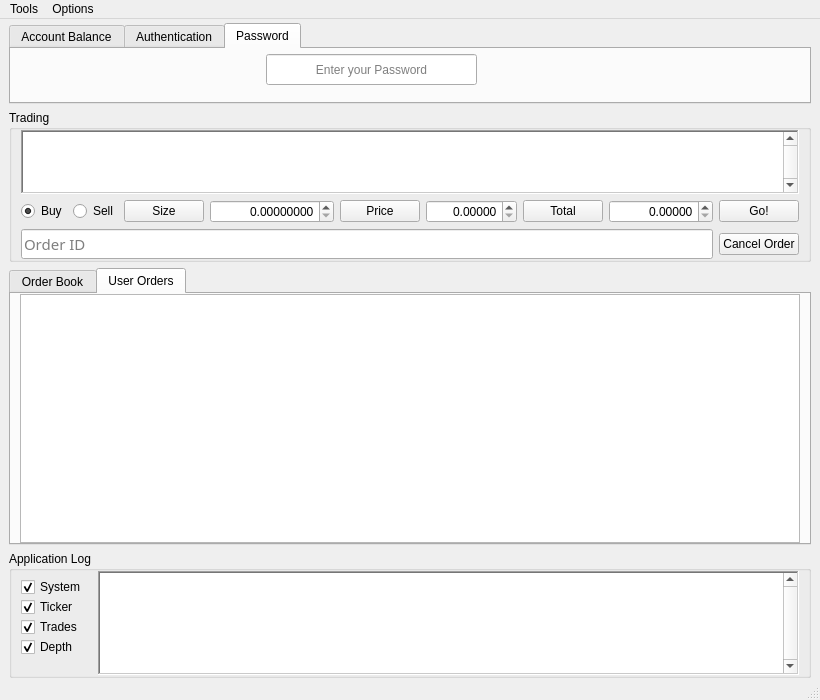
genbtc/goxgui, file goxgui/ui/main_window.ui: the form before one commit.
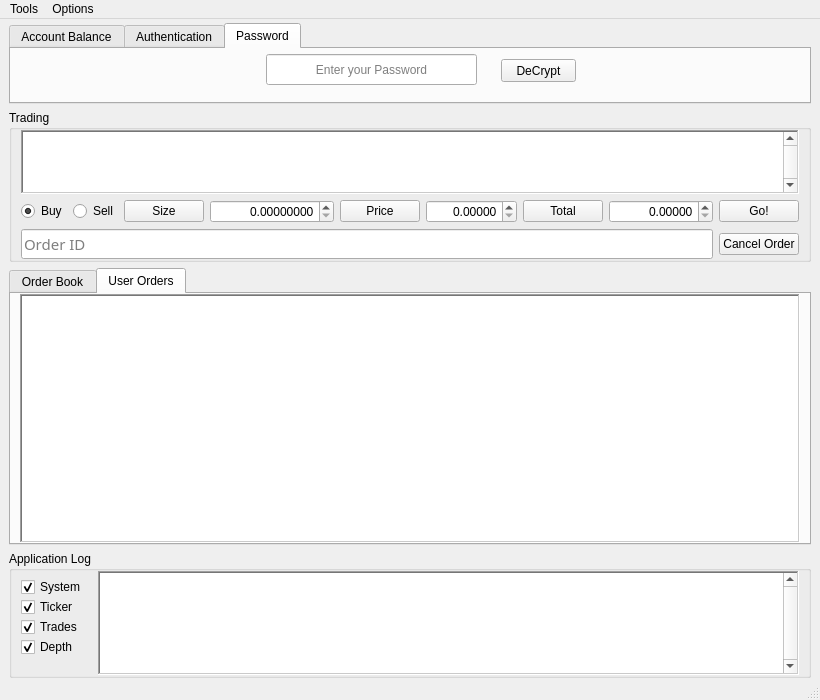
The form after the commit. The open tabs and pages were chosen to show the change.

Commit message: Finally changed the password logic.

What changed in the file:
```diff
--- a/goxgui/ui/main_window.ui
+++ b/goxgui/ui/main_window.ui
@@ -224,6 +224,22 @@
          <string>Enter your Password</string>
         </property>
        </widget>
+       <widget class="QPushButton" name="passwordButton">
+        <property name="geometry">
+         <rect>
+          <x>490</x>
+          <y>10</y>
+          <width>75</width>
+          <height>23</height>
+         </rect>
+        </property>
+        <property name="text">
+         <string>DeCrypt</string>
+        </property>
+        <property name="flat">
+         <bool>false</bool>
+        </property>
+       </widget>
       </widget>
      </widget>
     </item>
@@ -673,11 +689,23 @@
           <property name="cursor" stdset="0">
            <cursorShape>ArrowCursor</cursorShape>
           </property>
+          <property name="frameShape">
+           <enum>QFrame::WinPanel</enum>
+          </property>
           <property name="alternatingRowColors">
            <bool>true</bool>
           </property>
+          <property name="selectionBehavior">
+           <enum>QAbstractItemView::SelectRows</enum>
+          </property>
+          <property name="sortingEnabled">
+           <bool>true</bool>
+          </property>
+          <attribute name="horizontalHeaderDefaultSectionSize">
+           <number>50</number>
+          </attribute>
           <attribute name="horizontalHeaderMinimumSectionSize">
-           <number>100</number>
+           <number>15</number>
           </attribute>
           <attribute name="horizontalHeaderShowSortIndicator" stdset="0">
            <bool>true</bool>
```
Left out of the diff: 8 changed lines with no effect on the pictures. The commit also changes 3 other files.
